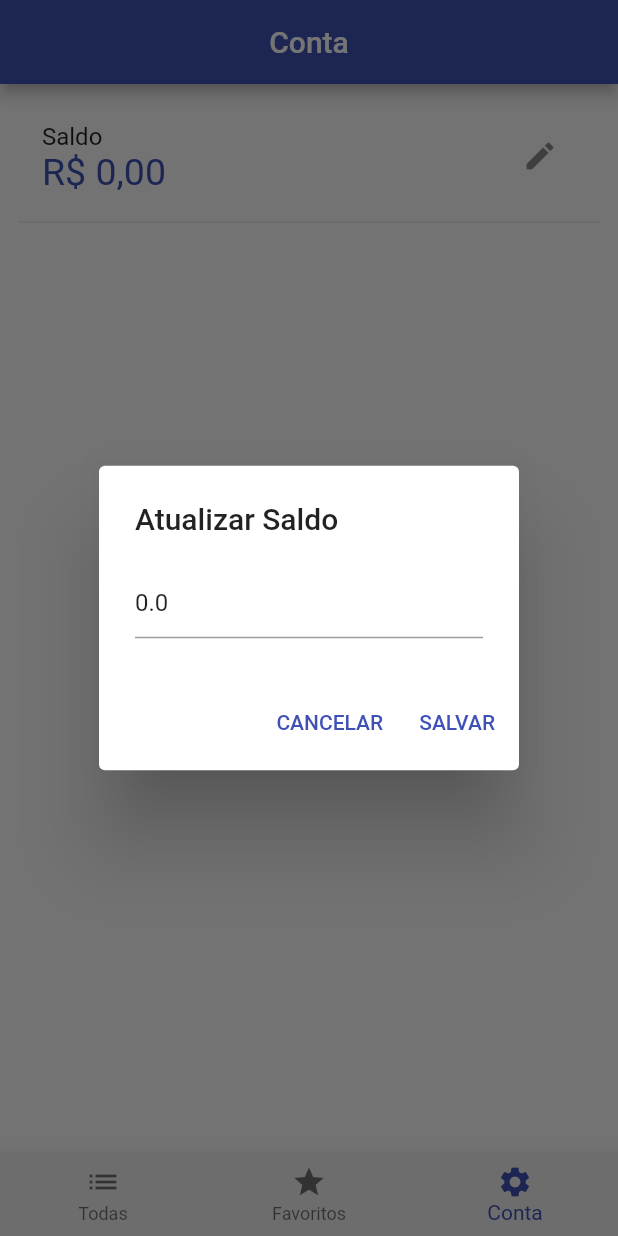
After one commit to WillianCorreia/Crypto-App, a Flutter app: the screen it shows after launch, item 3 of the bottom bar chosen, after a tap on the "edit" icon, on a phone screen of 412 x 824 dp. The commit adds this screen. Run offline on Flutter 3.47's test engine with Material 2 defaults, Android fonts, the phone set to English and light mode, and no system bars; our stand-ins replace sqflite; accounts and stored records are empty; statements that could not run were skipped.

Commit message:
BD SQLite Saldo Conta

```diff
--- /dev/null
+++ b/lib/database/db.dart
@@ -0,0 +1,69 @@
+// ignore_for_file: depend_on_referenced_packages
+
+
+import 'package:sqflite/sqflite.dart';
+import 'package:sqflite/sqlite_api.dart';
+import 'package:path/path.dart';
+
+class DB {
+  //Construtor com acesso privado
+  DB._();
+  //Criar instancia DB
+  static final DB instance = DB._();
+  //Instancia SQLite
+  static Database? _database;
+
+  //Acesso ao DB
+  get database async {
+    if (_database != null) return _database;
+
+    return await _initDB();
+  }
+
+  //Inicializar DB
+  _initDB() async {
+    return await openDatabase(
+      join(await getDatabasesPath(), 'crypto.db'),
+      version: 1,
+      onCreate: _onCreate,
+    );
+  }
+
+  //Criar tabela
+  _onCreate(db, versao) async {
+    await db.execute(_conta);
+    await db.execute(_carteira);
+    await db.execute(_historico);
+    await db.insert('conta',{'saldo': 0});
+  }
+
+  //Criar tabela conta
+  String get _conta => '''
+    CREATE TABLE conta (
+      id INTEGER PRIMARY KEY AUTOINCREMENT,
+      saldo REAL
+    );
+  ''';
+
+  //Criar tabela carteira
+  String get _carteira => '''
+    CREATE TABLE carteira (
+      sigla TEXT PRIMARY KEY,
+      criptomoeda TEXT,
+      quantidade TEXT
+    );
+  ''';
+
+  //Criar tabela historico
+  String get _historico => '''
+    CREATE TABLE historico (
+      id INTEGER PRIMARY KEY AUTOINCREMENT,
+      data_operacao INT,
+      tipo_operacao TEXT,
+      criptomoeda TEXT,
+      sigla TEXT,
+      valor REAL,
+      quantidade TEXT
+    );
+  ''';
+}
--- a/lib/main.dart
+++ b/lib/main.dart
@@ -1,6 +1,7 @@
 // ignore_for_file: prefer_const_constructors
 
 import 'package:crypto/crypto_app.dart';
+import 'package:crypto/repositories/conta_repository.dart';
 import 'package:crypto/repositories/favoritos_repository.dart';
 import 'package:flutter/material.dart';
 import 'package:provider/provider.dart';
@@ -8,8 +9,11 @@ import 'package:provider/provider.dart';
 
 void main() {
   runApp(
-    ChangeNotifierProvider(
-      create: (context) => FavoritosRepository(),
+    MultiProvider(
+      providers: [
+        ChangeNotifierProvider(create: (context) => ContaRepository()),
+        ChangeNotifierProvider(create: (context) => FavoritosRepository()),
+      ],
       child: CryptoApp(),
     ),
   );
--- /dev/null
+++ b/lib/models/posicao.dart
@@ -0,0 +1,12 @@
+
+import 'package:crypto/models/criptomoedas.dart';
+
+class Posicao {
+  Criptomoedas criptomoeda;
+  double quantidade;
+
+  Posicao({
+    required this.criptomoeda,
+    required this.quantidade,
+  });
+}
--- /dev/null
+++ b/lib/pages/conta_page.dart
@@ -0,0 +1,99 @@
+// ignore_for_file: prefer_const_constructors_in_immutables, library_private_types_in_public_api, prefer_const_constructors
+
+import 'package:crypto/repositories/conta_repository.dart';
+import 'package:flutter/material.dart';
+import 'package:flutter/services.dart';
+import 'package:intl/intl.dart';
+import 'package:provider/provider.dart';
+
+class ContaPage extends StatefulWidget {
+  ContaPage({Key? key}) : super(key: key);
+
+  @override
+  _ContaPageState createState() => _ContaPageState();
+}
+
+class _ContaPageState extends State<ContaPage> {
+  @override
+  Widget build(BuildContext context) {
+    //Recuperar o Repositorio Conta
+    final conta = context.watch<ContaRepository>();
+    //Formatar o valor
+    NumberFormat real = NumberFormat.currency(locale: 'pt_BR', name: 'R\$');
+
+    return Scaffold(
+      //AppBar
+      appBar: AppBar(
+        title: Center(child: Text('Conta')),
+      ),
+      //Corpo
+      body: Padding(
+        padding: EdgeInsets.all(12),
+        child: Column(
+          children: [
+            //Saldo
+            ListTile(
+              title: Text('Saldo'),
+              subtitle: Text(
+                  real.format(conta.saldo),
+                  style: TextStyle(fontSize: 25, color: Colors.indigo)
+              ),
+              trailing: IconButton(onPressed: updateSaldo, icon: Icon(Icons.edit),),
+            ),
+            Divider(),
+          ],
+        ),
+      ),
+    );
+  }
+
+  //Atualizar Saldo
+  updateSaldo() async {
+    //Formulario
+    final form = GlobalKey<FormState>();
+    //TextField
+    final valor = TextEditingController();
+    //Conta Repositorio
+    final conta = context.read<ContaRepository>();
+
+    //Recuperar valor
+    valor.text = conta.saldo.toString();
+
+    //Criar Alerta
+    AlertDialog alerta = AlertDialog(
+      title: Text('Atualizar Saldo'),
+      content: Form(
+        key: form,
+        child: TextFormField(
+          controller: valor,
+          keyboardType: TextInputType.number,
+          inputFormatters: [FilteringTextInputFormatter.allow(RegExp(r'^\d+\.?\d*')),],
+          validator: (value) {
+            if(value!.isEmpty){
+              return 'Informe o valor do saldo';
+            }
+            return null;
+          },
+        ),
+      ),
+      actions: [
+        //Cancelar
+        TextButton(onPressed: () => Navigator.pop(context), child: Text('CANCELAR')),
+        //Salvar
+        TextButton(onPressed: () {
+          if (form.currentState!.validate()){
+            //Atualizar Saldo
+            conta.setSaldo(double.parse(valor.text));
+            //Fechar Alerta
+            Navigator.pop(context);
+          }
+        }, child: Text('SALVAR')),
+
+      ],
+    );
+
+    //Exibir Alerta
+    showDialog(context: context, builder: (_) => alerta);
+  }
+
+}
--- a/lib/pages/home_page.dart
+++ b/lib/pages/home_page.dart
@@ -1,5 +1,6 @@
 // ignore_for_file: prefer_const_constructors_in_immutables, library_private_types_in_public_api, prefer_const_constructors, prefer_const_literals_to_create_immutables, sort_child_properties_last
 
+import 'package:crypto/pages/conta_page.dart';
 import 'package:crypto/pages/crypto_page.dart';
 import 'package:crypto/pages/favoritos_page.dart';
 import 'package:flutter/material.dart';
@@ -35,6 +36,7 @@ class _HomePageState extends State<HomePage> {
           children: [
             CryptoPage(),
             FavoritosPage(),
+            ContaPage(),
           ],
           onPageChanged: setPaginaAtual,
         ),
@@ -44,6 +46,7 @@ class _HomePageState extends State<HomePage> {
           items: [
             BottomNavigationBarItem(icon: Icon(Icons.list), label: 'Todas'),
             BottomNavigationBarItem(icon: Icon(Icons.star), label: 'Favoritos'),
+            BottomNavigationBarItem(icon: Icon(Icons.settings), label: 'Conta'),
           ],
           //Efeito do botão Todas e Favoritos
           onTap: (pagina) {
--- /dev/null
+++ b/lib/repositories/conta_repository.dart
@@ -0,0 +1,44 @@
+
+// ignore_for_file: prefer_final_fields
+
+import 'package:crypto/database/db.dart';
+import 'package:crypto/models/posicao.dart';
+import 'package:flutter/material.dart';
+import 'package:sqflite/sqflite.dart';
+
+class ContaRepository extends ChangeNotifier {
+  late Database db;
+  List<Posicao> _carteira = [];
+  double _saldo = 0;
+
+  get saldo => _saldo;
+  List<Posicao> get carteira => _carteira;
+
+  //Construtor
+  ContaRepository() {
+    _initRepository();
+  }
+
+  //Inicializar repositorio
+  _initRepository() async {
+    await _getSaldo();
+  }
+
+  //Recuperar Saldo
+  _getSaldo() async {
+    db = await DB.instance.database;
+      List conta = await db.query('conta', limit: 1);
+      _saldo = conta.first['saldo'];
+      notifyListeners();
+  }
+
+  //Atualizar saldo
+  setSaldo(double valor) async {
+    db = await DB.instance.database;
+    db.update('conta', {
+      'saldo': valor,
+    });
+    _saldo = valor;
+    notifyListeners();
+  }
+}
--- a/pubspec.yaml
+++ b/pubspec.yaml
@@ -31,6 +31,7 @@ dependencies:
     sdk: flutter
   intl:
   provider: ^6.0.0
+  sqflite: ^2.0.2+1
 
 
   # The following adds the Cupertino Icons font to your application.
```
Also changed, not shown: pubspec.lock, 1 other file.
